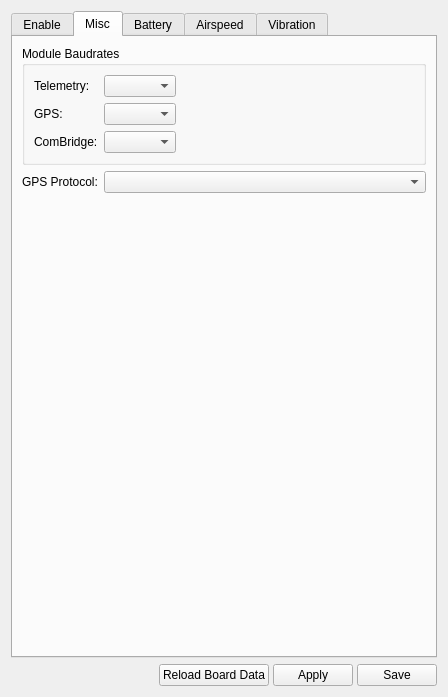
The window that ground/gcs/src/plugins/config/modules.ui (TauLabs/TauLabs) describes before a commit, drawn with Qt 5.
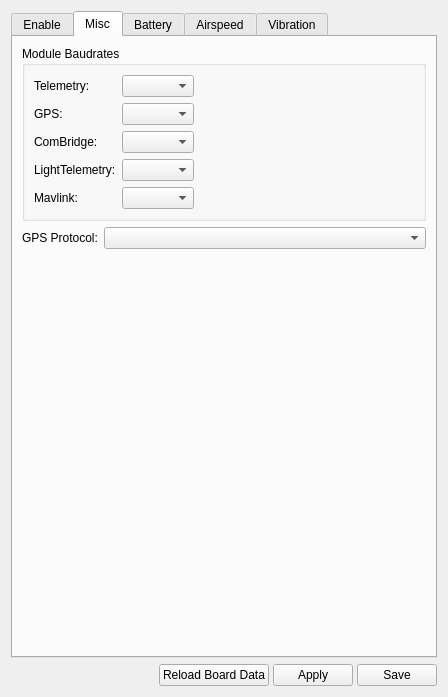
The same window after the commit. The open tabs and pages were chosen to show the change. Icons and pictures are not drawn.

Commit message:
New LightTelemetry module. This is a simple & lightweight one way telemetry protocol. It's intended to be used for air to ground long range telemetry, can fit in 1200 bauds. For now It's dedicated to Ghettostation antenna tracker. It will be extended in the future for ground OSD usage with additional frames.
LTM is for now one 18 bytes frames refreshed at 5hz ( 900bauds ).

```diff
--- a/ground/gcs/src/plugins/config/modules.ui
+++ b/ground/gcs/src/plugins/config/modules.ui
@@ -214,6 +214,40 @@
             </property>
            </widget>
           </item>
+          <item row="3" column="0">
+           <widget class="QLabel" name="label_21">
+            <property name="text">
+             <string>LightTelemetry:</string>
+            </property>
+           </widget>
+          </item>
+          <item row="4" column="0">
+           <widget class="QLabel" name="label_22">
+            <property name="text">
+             <string>Mavlink:</string>
+            </property>
+           </widget>
+          </item>
+          <item row="3" column="1">
+           <widget class="QComboBox" name="cb_LightTelemetrySpeed">
+            <property name="objrelation" stdset="0">
+             <stringlist>
+              <string>objname:ModuleSettings</string>
+              <string>fieldname:LightTelemetrySpeed</string>
+             </stringlist>
+            </property>
+           </widget>
+          </item>
+          <item row="4" column="1">
+           <widget class="QComboBox" name="cb_MavlinkSpeed">
+            <property name="objrelation" stdset="0">
+             <stringlist>
+              <string>objname:ModuleSettings</string>
+              <string>fieldname:MavlinkSpeed</string>
+             </stringlist>
+            </property>
+           </widget>
+          </item>
          </layout>
         </widget>
        </item>
```
Left out of the diff: 10 changed lines with no effect on the pictures. The commit also changes 25 other files.
